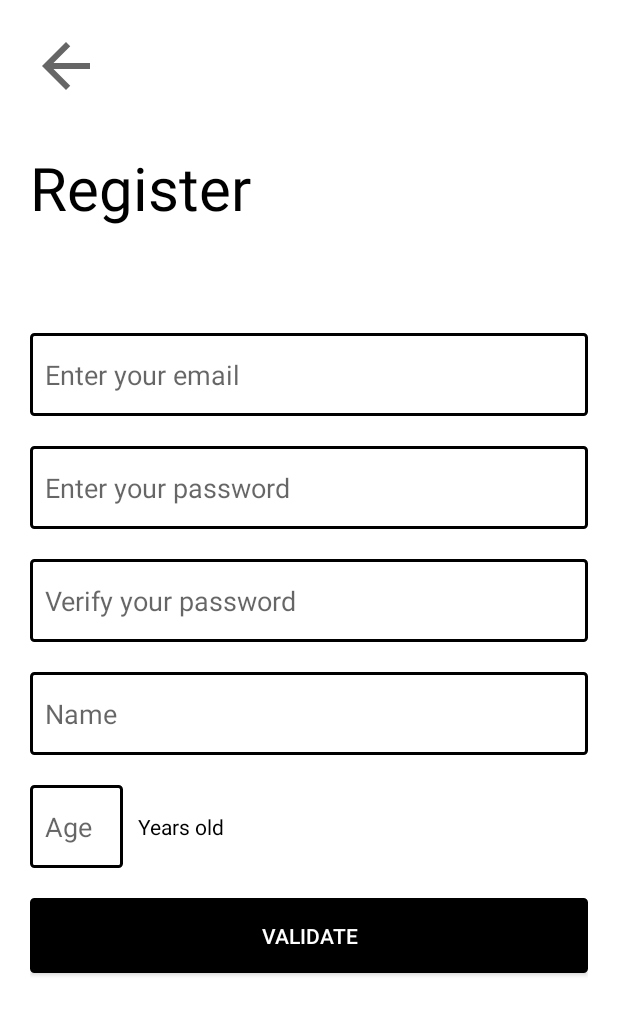
After one commit to VinceDollo/SocialSport, an Android app: the layout register_activity.xml on its own in the app's theme, with its tools: preview values and no code run, on a phone screen of 412 x 824 dp. The commit adds this screen. Shown: the top 1015 px of the screen. Run offline under Robolectric (Android 15) with nearby library versions, the light colour scheme and no system bars.

Commit message:
register activity

```diff
--- a/app/src/main/java/com/example/socialsport/LoginActivity.java
+++ b/app/src/main/java/com/example/socialsport/LoginActivity.java
@@ -82,6 +82,7 @@ public class LoginActivity extends AppCompatActivity {
             }
         });
 
+        //When you push enter button
         et_password.setOnKeyListener(new View.OnKeyListener() {
             public boolean onKey(View v, int keyCode, KeyEvent event) {
                 // If the event is a key-down event on the "enter" button
--- a/app/src/main/java/com/example/socialsport/PrincipalPage.java
+++ b/app/src/main/java/com/example/socialsport/PrincipalPage.java
@@ -9,6 +9,6 @@ public class PrincipalPage extends AppCompatActivity {
     @Override
     protected void onCreate(Bundle savedInstanceState) {
         super.onCreate(savedInstanceState);
-        setContentView(R.layout.principal_page);
+        setContentView(R.layout.principal_page_activity);
     }
 }
--- /dev/null
+++ b/app/src/main/res/layout/register_activity.xml
@@ -0,0 +1,121 @@
+<?xml version="1.0" encoding="utf-8"?>
+<LinearLayout
+    xmlns:android="http://schemas.android.com/apk/res/android"
+    xmlns:tools="http://schemas.android.com/tools"
+    android:layout_width="match_parent"
+    android:layout_height="match_parent"
+    android:orientation="vertical"
+    android:padding="20dp"
+    android:gravity="center_vertical"
+    tools:context=".LoginActivity">
+
+    <ImageButton
+        android:id="@+id/btn_back"
+        android:layout_width="wrap_content"
+        android:layout_height="wrap_content"
+        android:background="@null"
+        android:src="@drawable/img_back"/>
+
+    <TextView
+        android:layout_width="wrap_content"
+        android:layout_height="wrap_content"
+        android:layout_marginTop="30dp"
+        android:textSize="40dp"
+        android:textColor="@color/black"
+        android:text="Register"/>
+
+    <LinearLayout
+        android:layout_width="match_parent"
+        android:layout_height="match_parent"
+        android:layout_marginTop="70dp"
+        android:orientation="vertical">
+
+        <EditText
+            android:id="@+id/et_email"
+            android:layout_width="match_parent"
+            android:layout_height="wrap_content"
+            android:gravity="top"
+            android:paddingVertical="15dp"
+            android:paddingHorizontal="10dp"
+            android:background="@drawable/edit_text_border"
+            android:textColor="@color/black"
+            android:hint="Enter your email"/>
+
+        <EditText
+            android:id="@+id/et_password"
+            android:layout_width="match_parent"
+            android:layout_height="wrap_content"
+            android:layout_marginTop="20dp"
+            android:paddingVertical="15dp"
+            android:paddingHorizontal="10dp"
+            android:background="@drawable/edit_text_border"
+            android:textColor="@color/black"
+            android:hint="Enter your password"/>
+
+        <EditText
+            android:id="@+id/et_check_password"
+            android:layout_width="match_parent"
+            android:layout_height="wrap_content"
+            android:layout_marginTop="20dp"
+            android:paddingVertical="15dp"
+            android:paddingHorizontal="10dp"
+            android:background="@drawable/edit_text_border"
+            android:textColor="@color/black"
+            android:hint="Verify your password"/>
+
+        <EditText
+            android:id="@+id/et_name"
+            android:layout_width="match_parent"
+            android:layout_height="wrap_content"
+            android:layout_marginTop="20dp"
+            android:paddingVertical="15dp"
+            android:paddingHorizontal="10dp"
+            android:background="@drawable/edit_text_border"
+            android:textColor="@color/black"
+            android:hint="Name"/>
+
+        <LinearLayout
+            android:layout_width="match_parent"
+            android:layout_height="wrap_content"
+            android:layout_marginTop="20dp"
+            android:orientation="horizontal">
+
+            <EditText
+                android:id="@+id/et_age"
+                android:layout_width="0dp"
+                android:layout_height="match_parent"
+                android:layout_weight="1"
+                android:paddingVertical="15dp"
+                android:paddingHorizontal="10dp"
+                android:background="@drawable/edit_text_border"
+                android:textColor="@color/black"
+                android:hint="Age"/>
+
+            <TextView
+                android:layout_width="0dp"
+                android:layout_height="match_parent"
+                android:gravity="center_vertical"
+                android:layout_weight="5"
+                android:paddingLeft="10dp"
+                android:textColor="@color/black"
+                android:text="Years old"/>
+
+        </LinearLayout>
+
+
+        <androidx.appcompat.widget.AppCompatButton
+            android:id="@+id/btn_log_in"
+            android:layout_width="match_parent"
+            android:layout_height="wrap_content"
+            android:layout_marginTop="20dp"
+            android:paddingVertical="15dp"
+            android:paddingHorizontal="10dp"
+            android:text="Validate"
+            android:textColor="@color/white"
+            android:background="@drawable/btn_black"/>
+
+
+    </LinearLayout>
+
+
+</LinearLayout>
```
Also changed, not shown: app/src/main/res/layout/principal_page_activity.xml (renamed from app/src/main/res/layout/principal_page.xml).
